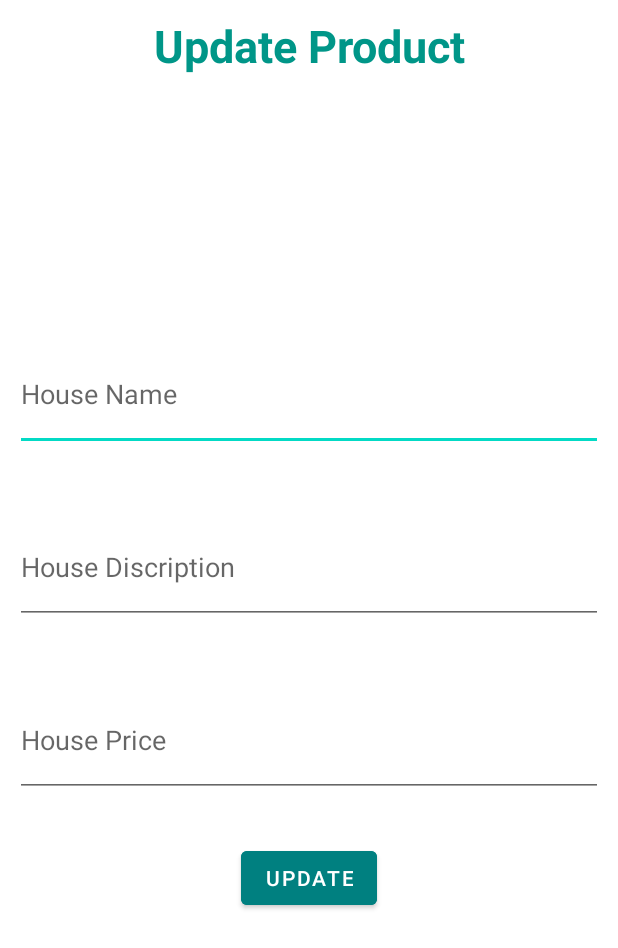
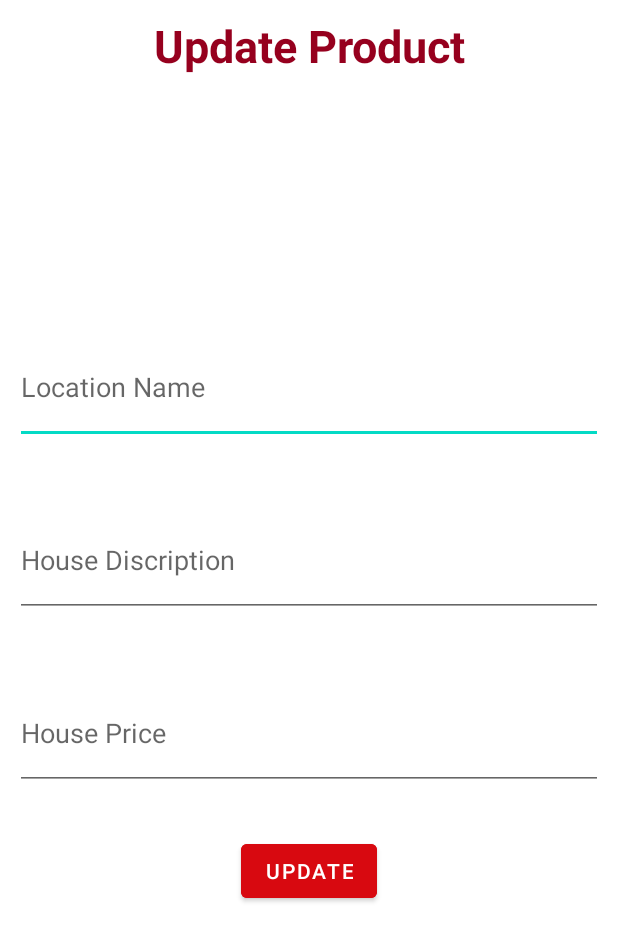
Before and after one commit to itsvihanga/Project-MAD, an Android app: the layout update_dialog.xml on its own in the app's theme, with its tools: preview values and no code run, on a phone screen of 412 x 824 dp. Shown: the top 948 px of the screen. Run offline under Robolectric (Android 15) with nearby library versions, the phone set to English and light mode, and no system bars.

Commit message:
change interface

```diff
--- a/app/src/main/res/layout/update_dialog.xml
+++ b/app/src/main/res/layout/update_dialog.xml
@@ -9,10 +9,10 @@
         android:id="@+id/textView2"
         android:layout_width="match_parent"
         android:layout_height="wrap_content"
-        android:height="60dp"
+        android:height="55dp"
         android:text="Update Product"
         android:textAlignment="center"
-        android:textColor="#009688"
+        android:textColor="#96001E"
         android:textSize="30dp"
         android:textStyle="bold" />
 
@@ -30,7 +30,7 @@
         android:layout_width="match_parent"
         android:layout_height="75dp"
         android:layout_marginTop="40dp"
-        android:hint="House Name"
+        android:hint="Location Name"
         android:inputType="textPersonName" />
 
     <EditText
@@ -56,7 +56,7 @@
         android:layout_height="wrap_content"
         android:layout_gravity="center"
         android:layout_marginTop="30dp"
-        android:backgroundTint="#008080"
+        android:backgroundTint="#D80910"
         android:text="Update" />
 
 
--- a/build.gradle
+++ b/build.gradle
@@ -1,4 +1,3 @@
-// Top-level build file where you can add configuration options common to all sub-projects/modules.
 buildscript {
     repositories {
         // Make sure that you have the following two repositories
@@ -8,6 +7,7 @@ buildscript {
 
     }
     dependencies {
+        ...
         // Add the dependency for the Google services Gradle plugin
         classpath 'com.google.gms:google-services:4.3.15'
 
@@ -15,6 +15,7 @@ buildscript {
 }
 
 
+
 plugins {
     id 'com.android.application' version '7.4.1' apply false
     id 'com.android.library' version '7.4.1' apply false
```
